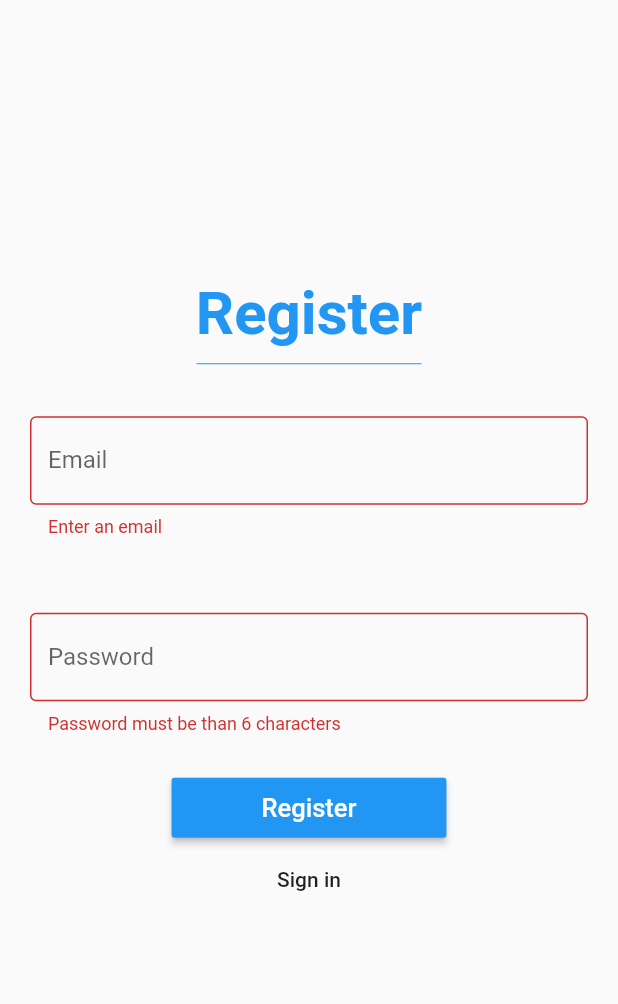
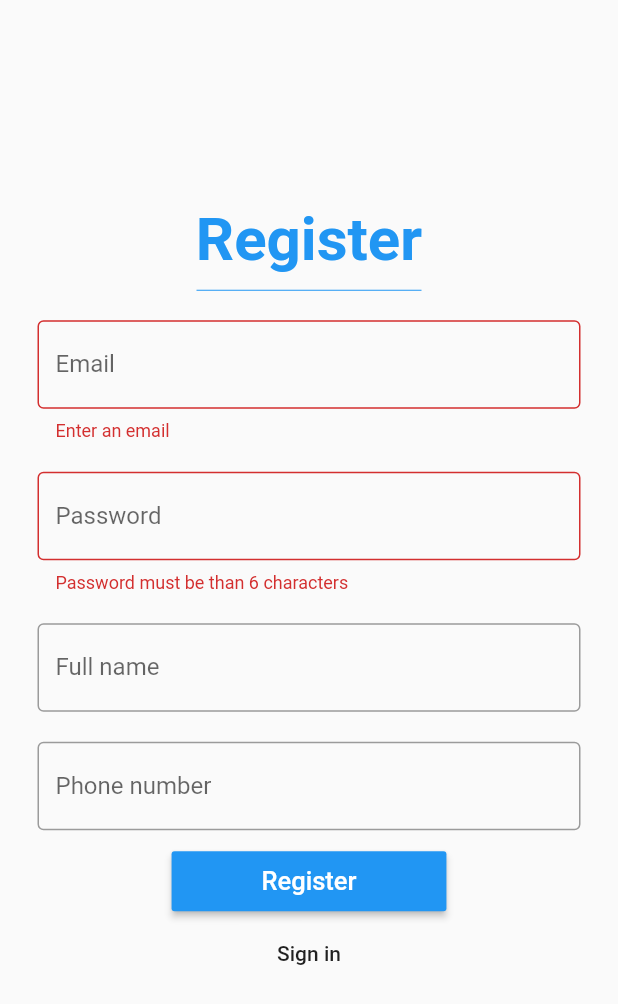
Before and after one commit to kulcua/Digital-Wallet-QR, a Flutter app: the SignUp screen opened directly, after a tap on "Register", on a phone screen of 412 x 824 dp. Shown: the top 1004 px of the screen. Run offline on Flutter 3.47's test engine with Material 2 defaults, Android fonts, the phone set to English and light mode, and no system bars; our stand-ins replace cloud_firestore, firebase_auth, firebase_messaging; accounts and stored records are empty; Roboto replaces fonts that are missing (Source Sans Pro).

Commit message:
database authentication

```diff
--- a/lib/authen/signup.dart
+++ b/lib/authen/signup.dart
@@ -1,6 +1,8 @@
 import 'package:flutter/cupertino.dart';
 import 'package:flutter/material.dart';
+import 'package:moneymangement/screens/home.dart';
 import 'package:moneymangement/services/auth.dart';
+import 'package:moneymangement/services/database.dart';
 
 class SignUp extends StatefulWidget {
   final Function toggleView;
@@ -12,12 +14,48 @@ class SignUp extends StatefulWidget {
 }
 
 class _SignUpState extends State<SignUp> {
+  //bool isLoading = false;
+
   final AuthServices _auth = AuthServices();
   final _formKey = GlobalKey<FormState>();
+  DatabaseMethods databaseMethods = new DatabaseMethods();
+
+  TextEditingController emailTextEditingController =
+      new TextEditingController();
+  TextEditingController passwordTextEditingController =
+      new TextEditingController();
+  TextEditingController nameTextEditingController = new TextEditingController();
+  TextEditingController phoneTextEditingController =
+      new TextEditingController();
 
   String email = '';
   String password = '';
   String error = '';
+
+  signMeUp() {
+    if (_formKey.currentState.validate()) {
+
+      Map<String, String> userInfoMap = {
+        "email": emailTextEditingController.text,
+        "name": nameTextEditingController.text,
+        "phone": phoneTextEditingController.text,
+        "money": '10000000'
+      };
+      _auth
+          .registerWithEmailAndPassword(emailTextEditingController.text,
+              passwordTextEditingController.text)
+          .then((val) {
+            //print("${val}");
+        databaseMethods.uploadUserInfo(userInfoMap);
+//      Navigator.pushReplacement(
+//            context, MaterialPageRoute(builder: (context) => Home()));
+      });
+    }
+  }
+
+//    setState(() {
+//      isLoading = true;
+//    });
 
   @override
   Widget build(BuildContext context) {
@@ -45,8 +83,9 @@ class _SignUpState extends State<SignUp> {
               ),
             ),
             Container(
-              margin: EdgeInsets.symmetric(vertical: 25.0, horizontal: 20.0),
+              margin: EdgeInsets.symmetric(vertical: 10.0, horizontal: 25.0),
               child: TextFormField(
+                controller: emailTextEditingController,
                 validator: (val) => val.isEmpty ? 'Enter an email' : null,
                 onChanged: (val) {
                   setState(() => email = val);
@@ -58,8 +97,9 @@ class _SignUpState extends State<SignUp> {
               ),
             ),
             Container(
-              margin: EdgeInsets.symmetric(vertical: 25.0, horizontal: 20.0),
+              margin: EdgeInsets.symmetric(vertical: 10.0, horizontal: 25.0),
               child: TextFormField(
+                controller: passwordTextEditingController,
                 validator: (val) => val.length < 6
                     ? 'Password must be than 6 characters'
                     : null,
@@ -73,10 +113,32 @@ class _SignUpState extends State<SignUp> {
                 ),
               ),
             ),
+            Container(
+              margin: EdgeInsets.symmetric(vertical: 10.0, horizontal: 25.0),
+              child: TextFormField(
+                controller: nameTextEditingController,
+                decoration: InputDecoration(
+                  border: OutlineInputBorder(),
+                  labelText: 'Full name',
+                ),
+              ),
+            ),
+            Container(
+              margin: EdgeInsets.symmetric(vertical: 10.0, horizontal: 25.0),
+              child: TextFormField(
+                controller: phoneTextEditingController,
+                keyboardType: TextInputType.number,
+                decoration: InputDecoration(
+                  border: OutlineInputBorder(),
+                  labelText: 'Phone number',
+                ),
+              ),
+            ),
             RaisedButton(
               padding: EdgeInsets.symmetric(vertical: 10.0, horizontal: 60.0),
               color: Colors.blue,
               onPressed: () async {
+                signMeUp();
                 if (_formKey.currentState.validate()) {
                   dynamic result =
                       await _auth.registerWithEmailAndPassword(email, password);
--- /dev/null
+++ b/lib/services/database.dart
@@ -0,0 +1,9 @@
+import 'package:cloud_firestore/cloud_firestore.dart';
+
+class DatabaseMethods {
+  uploadUserInfo(userMap) {
+    Firestore.instance.collection("users").add(userMap).catchError((e) {
+      print(e.toString());
+    });
+  }
+}
```
Also changed, not shown: lib/services/auth.dart (+33 -1 lines).
